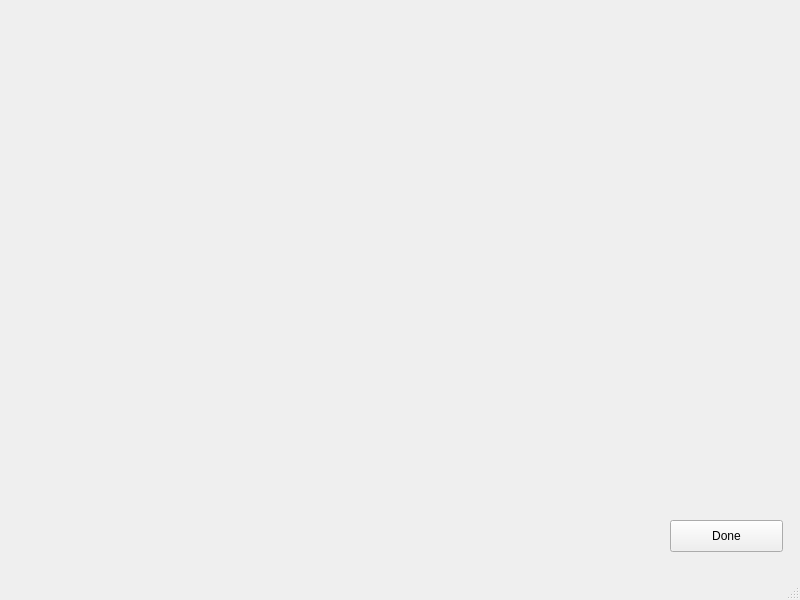
sblankley/global-clinic-2020, file tab3.ui: the form before one commit.
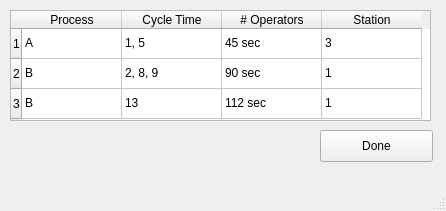
The form after the commit.

Diff of the .ui file:
```diff
--- a/tab3.ui
+++ b/tab3.ui
@@ -6,8 +6,8 @@
    <rect>
     <x>0</x>
     <y>0</y>
-    <width>800</width>
-    <height>600</height>
+    <width>446</width>
+    <height>211</height>
    </rect>
   </property>
   <property name="windowTitle">
@@ -17,8 +17,8 @@
    <widget class="QPushButton" name="pushButtonDone">
     <property name="geometry">
      <rect>
-      <x>670</x>
-      <y>520</y>
+      <x>320</x>
+      <y>130</y>
       <width>113</width>
       <height>32</height>
      </rect>
@@ -27,6 +27,111 @@
      <string>Done</string>
     </property>
    </widget>
+   <widget class="QTableWidget" name="tableWidget">
+    <property name="geometry">
+     <rect>
+      <x>10</x>
+      <y>10</y>
+      <width>421</width>
+      <height>111</height>
+     </rect>
+    </property>
+    <row>
+     <property name="text">
+      <string>1</string>
+     </property>
+    </row>
+    <row>
+     <property name="text">
+      <string>2</string>
+     </property>
+    </row>
+    <row>
+     <property name="text">
+      <string>3</string>
+     </property>
+    </row>
+    <column>
+     <property name="text">
+      <string>Process</string>
+     </property>
+    </column>
+    <column>
+     <property name="text">
+      <string>Cycle Time</string>
+     </property>
+    </column>
+    <column>
+     <property name="text">
+      <string># Operators</string>
+     </property>
+    </column>
+    <column>
+     <property name="text">
+      <string>Station</string>
+     </property>
+    </column>
+    <item row="0" column="0">
+     <property name="text">
+      <string>A</string>
+     </property>
+    </item>
+    <item row="0" column="1">
+     <property name="text">
+      <string>1, 5</string>
+     </property>
+    </item>
+    <item row="0" column="2">
+     <property name="text">
+      <string>45 sec</string>
+     </property>
+    </item>
+    <item row="0" column="3">
+     <property name="text">
+      <string>3</string>
+     </property>
+    </item>
+    <item row="1" column="0">
+     <property name="text">
+      <string>B</string>
+     </property>
+    </item>
+    <item row="1" column="1">
+     <property name="text">
+      <string>2, 8, 9</string>
+     </property>
+    </item>
+    <item row="1" column="2">
+     <property name="text">
+      <string>90 sec</string>
+     </property>
+    </item>
+    <item row="1" column="3">
+     <property name="text">
+      <string>1</string>
+     </property>
+    </item>
+    <item row="2" column="0">
+     <property name="text">
+      <string>B</string>
+     </property>
+    </item>
+    <item row="2" column="1">
+     <property name="text">
+      <string>13</string>
+     </property>
+    </item>
+    <item row="2" column="2">
+     <property name="text">
+      <string>112 sec</string>
+     </property>
+    </item>
+    <item row="2" column="3">
+     <property name="text">
+      <string>1</string>
+     </property>
+    </item>
+   </widget>
   </widget>
   <widget class="QMenuBar" name="menubar">
    <property name="geometry">
```
Left out of the diff: 2 changed lines with no effect on the pictures.
